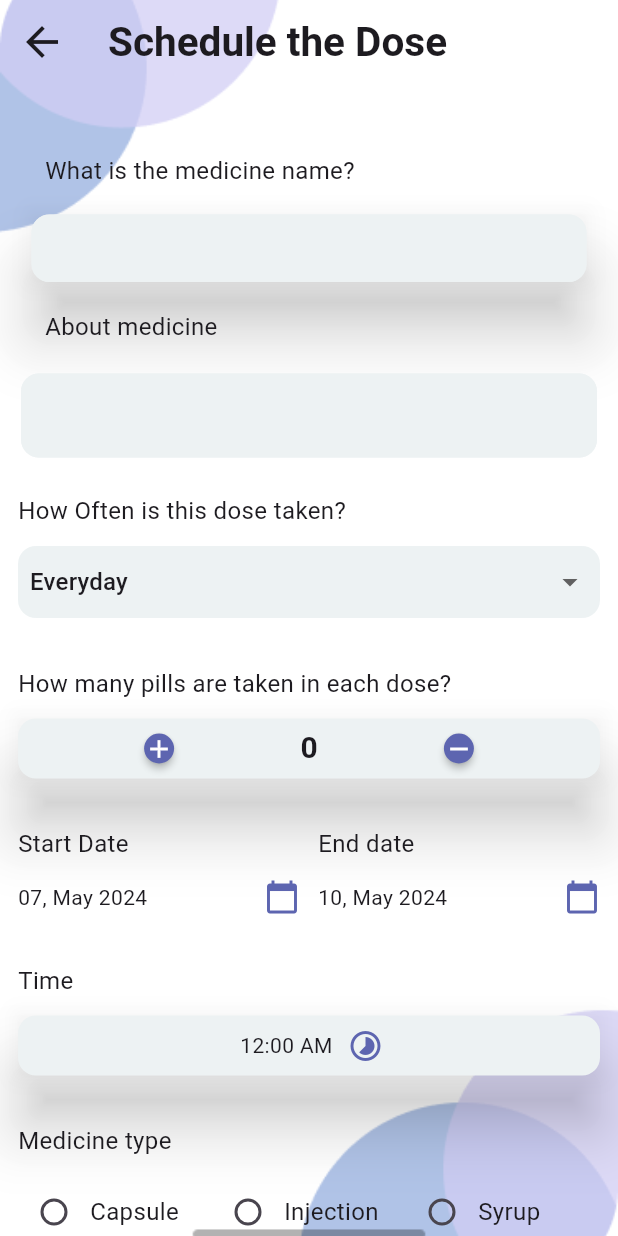
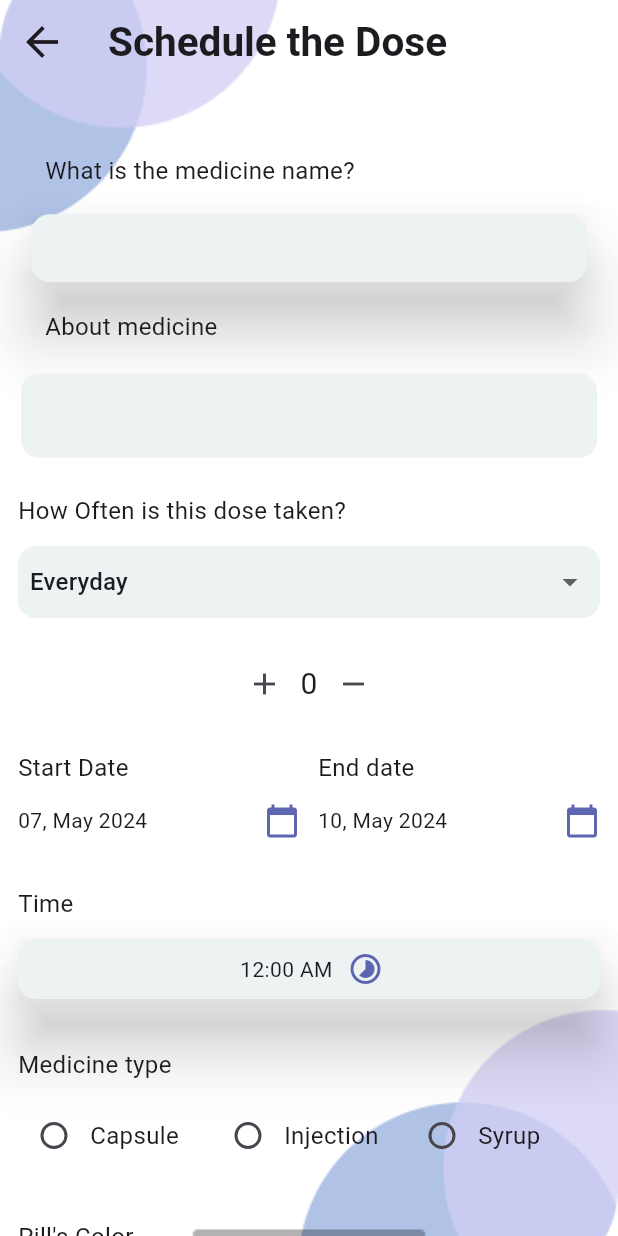
Before and after one commit to JailanMedhatt/MedicalReminder1, a Flutter app: the SchadualePage screen opened by its route, on a phone screen of 412 x 824 dp. Run offline on Flutter 3.47's test engine with Material 3 defaults, Android fonts, the phone set to English and light mode, and no system bars; our stand-ins replace calendar_timeline, cloud_firestore, date_field, file_picker, firebase_auth, firebase_core and 12 more; missing offline and left inert: easy_pdf_viewer, encrypt, flutter_timeline_calendar; accounts and stored records are empty.

Commit message:
count is work

```diff
--- a/lib/CustomWidgets/Schedulewidget/Counter.dart
+++ b/lib/CustomWidgets/Schedulewidget/Counter.dart
@@ -1,97 +1,49 @@
 import 'package:flutter/cupertino.dart';
 import 'package:flutter/material.dart';
-import 'package:flutter/widgets.dart';
 
 class Counter extends StatefulWidget {
+  final int n;
+  final Function(int) onCountChanged;
+
+  Counter({required this.n, required this.onCountChanged});
 
   @override
   State<Counter> createState() => _CounterState();
 }
+
 class _CounterState extends State<Counter> {
-
-  @override
-  Widget build(BuildContext context) {
-    return Container(
-      margin: EdgeInsets.symmetric(horizontal: 12, vertical: 12),
-      child: Column(
-        crossAxisAlignment: CrossAxisAlignment.stretch,
-        children: [
-          Text(
-            'How many pills are taken in each dose?',
-            style: TextStyle(fontSize: 16, fontWeight: FontWeight.w400),
-          ),
-          SizedBox(height: 12),
-          Material(
-            elevation: 18,
-            color: Colors.transparent,
-            child: Container(
-              width: 40.0,
-              height: 40.0,
-              decoration: BoxDecoration(
-                color: Color(0xffEDF2F3),
-                borderRadius: BorderRadius.all(Radius.circular(12)),
-              ),
-              child: Row(
-                mainAxisAlignment: MainAxisAlignment.spaceEvenly,
-                children: <Widget>[
-                  FittedBox(
-                    child: Container(
-                      height: 20,
-                      width: 20,
-                      child: RawMaterialButton(
-                        onPressed: add,
-                        elevation: 2.0,
-                        fillColor: Color(0xff5D65B0),
-                        shape: CircleBorder(),
-                        child: Icon(
-                          Icons.add,
-                          size: 20,
-                          color: Colors.white,
-                        ),
-                      ),
-                    ),
-                  ),
-                  Text(
-                    '$n',
-                    style: TextStyle(fontSize: 20, fontWeight: FontWeight.bold),
-                  ),
-                  FittedBox(
-                    child: Container(
-                      height: 20,
-                      width: 20,
-                      child: RawMaterialButton(
-                        onPressed: minus,
-                        elevation: 2.0,
-                        fillColor: Color(0xff5D65B0),
-                        shape: CircleBorder(),
-                        child: Icon(
-                          Icons.remove,
-                          color: Colors.white,
-                          size: 20,
-                        ),
-                      ),
-                    ),
-                  ),
-                ],
-              ),
-            ),
-          ),
-        ],
-      ),
-    );
-  }
-
-  int n = 0;
-
   void add() {
     setState(() {
-      n++;
+      widget.onCountChanged(widget.n + 1);
     });
   }
 
   void minus() {
     setState(() {
-      if (n != 0) n--;
+      if (widget.n != 0) {
+        widget.onCountChanged(widget.n - 1);
+      }
     });
   }
+
+  @override
+  Widget build(BuildContext context) {
+    return Row(
+      mainAxisAlignment: MainAxisAlignment.center,
+      children: [
+        IconButton(
+          onPressed: add, // Attach add() method to onPressed
+          icon: Icon(Icons.add),
+        ),
+        Text(
+          widget.n.toString(),
+          style: TextStyle(fontSize: 20),
+        ),
+        IconButton(
+          onPressed: minus, // Attach minus() method to onPressed
+          icon: Icon(Icons.remove),
+        ),
+      ],
+    );
+  }
 }
--- a/lib/UI/Scedhule.dart
+++ b/lib/UI/Scedhule.dart
@@ -25,6 +25,7 @@ class SchadualePage extends StatefulWidget {
 class _SchadualePageState extends State<SchadualePage> {
   String name = '';
   String description = '';
+  int n = 0;
   var formKey = GlobalKey<FormState>();
   late ReminderListProvider listProvider;
 
@@ -173,7 +174,11 @@ class _SchadualePageState extends State<SchadualePage> {
                   ),
                   Padding(
                     padding: EdgeInsets.only(top: 8),
-                    child: Counter(),
+                    child: Counter(n: n,onCountChanged: (newValue) {
+                      setState(() {
+                        n = newValue;
+                      });
+                    },),
                   ),
                   Padding(
                     padding: EdgeInsets.only(top: 8),
@@ -221,7 +226,7 @@ class _SchadualePageState extends State<SchadualePage> {
   void addMedicine() {
     if (formKey.currentState?.validate() == true) {
       Medicine medicine = Medicine(
-        NoOfPills: 0,
+        NoOfPills: n,
         MedicineName: name,
         Description: description,
         StartDate: null,
```
